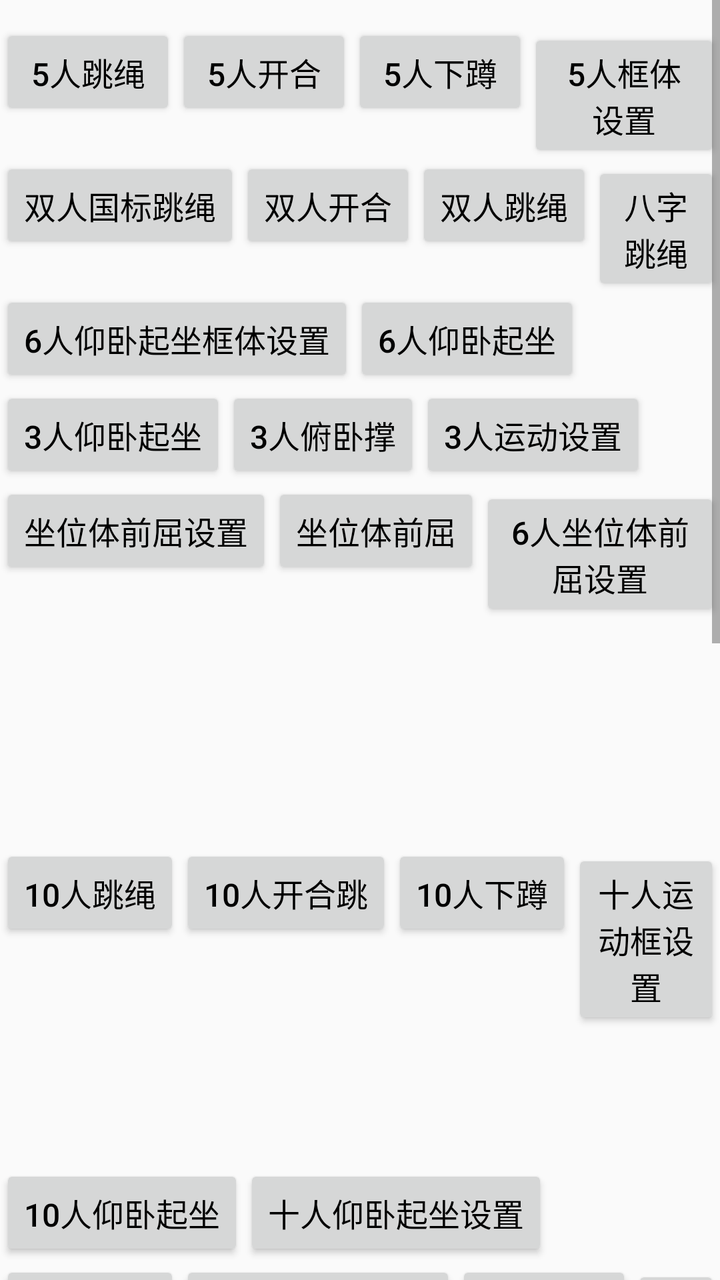
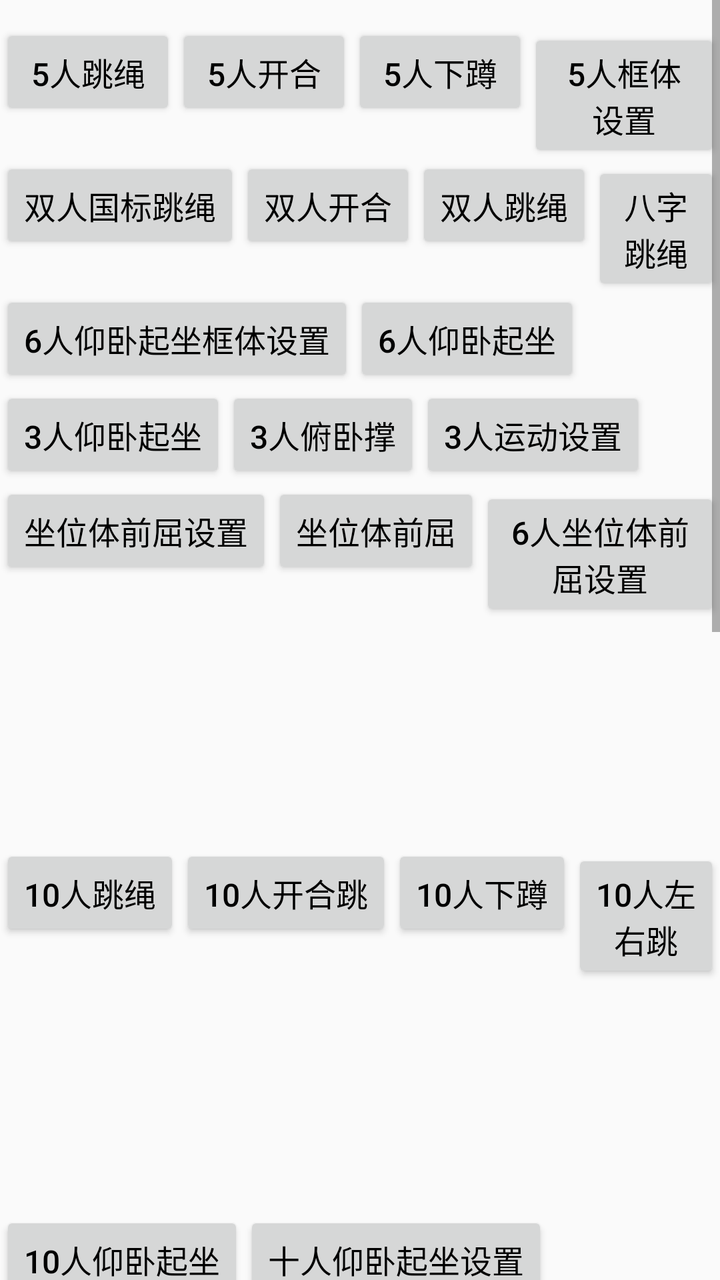

Compare the two renders of this Android layout. The source of the first and the diff that turns it into the second are given below.
<!-- AndroidManifest.xml: application theme AppTheme -->
<!-- res/layout/ac_main.xml -->
<?xml version="1.0" encoding="utf-8"?>
<androidx.constraintlayout.widget.ConstraintLayout xmlns:android="http://schemas.android.com/apk/res/android"
    xmlns:app="http://schemas.android.com/apk/res-auto"
    android:layout_width="match_parent"
    android:layout_height="match_parent">

    <ScrollView
        android:layout_width="match_parent"
        android:layout_height="match_parent"
        android:layout_centerHorizontal="true"
        android:scrollbars="vertical">

        <LinearLayout
            android:layout_width="wrap_content"
            android:layout_height="wrap_content"
            android:layout_centerInParent="true"
            android:orientation="vertical"
            android:paddingTop="12dp"
            android:paddingBottom="12dp">

            <LinearLayout
                android:layout_width="wrap_content"
                android:layout_height="wrap_content"
                android:orientation="horizontal">

                <Button
                    android:id="@+id/bnt_0"
                    android:layout_width="wrap_content"
                    android:layout_height="wrap_content"
                    android:text="5人跳绳"
                    android:textColor="@color/color_black"
                    android:textSize="16sp" />

                <Button
                    android:id="@+id/bnt_3"
                    android:layout_width="wrap_content"
                    android:layout_height="wrap_content"
                    android:text="5人开合"
                    android:textColor="@color/color_black"
                    android:textSize="16sp" />

                <Button
                    android:id="@+id/bnt_4"
                    android:layout_width="wrap_content"
                    android:layout_height="wrap_content"
                    android:text="5人下蹲"
                    android:textColor="@color/color_black"
                    android:textSize="16sp" />
                <Button
                    android:id="@+id/bnt_5_region_set"
                    android:layout_width="wrap_content"
                    android:layout_height="wrap_content"
                    android:text="5人框体设置"
                    android:textColor="@color/color_black"
                    android:textSize="16sp" />

            </LinearLayout>

            <LinearLayout
                android:layout_width="match_parent"
                android:layout_height="wrap_content"
                android:contentDescription="双人运动">

                <Button
                    android:id="@+id/btn_skip_gb"
                    android:layout_width="wrap_content"
                    android:layout_height="wrap_content"
                    android:text="双人国标跳绳"
                    android:textColor="@color/color_black"
                    android:textSize="16sp" />
                <Button
                    android:id="@+id/btn_double_open_close"
                    android:layout_width="wrap_content"
                    android:layout_height="wrap_content"
                    android:text="双人开合"
                    android:textColor="@color/color_black"
                    android:textSize="16sp" />

                <Button
                    android:id="@+id/btn_skip"
                    android:layout_width="wrap_content"
                    android:layout_height="wrap_content"
                    android:text="双人跳绳"
                    android:textColor="@color/color_black"
                    android:textSize="16sp" />

                <Button
                    android:id="@+id/btn_skip_eight"
                    android:layout_width="wrap_content"
                    android:layout_height="wrap_content"
                    android:text="八字跳绳"
                    android:textColor="@color/color_black"
                    android:textSize="16sp" />
            </LinearLayout>

            <LinearLayout
                android:layout_width="match_parent"
                android:layout_height="wrap_content"
                android:contentDescription="双人运动">
                <Button
                    android:id="@+id/btn_six_ywqz_set"
                    android:layout_width="wrap_content"
                    android:layout_height="wrap_content"
                    android:text="6人仰卧起坐框体设置"
                    android:textColor="@color/color_black"
                    android:textSize="16sp" />
                <Button
                    android:id="@+id/btn_six_ywqz"
                    android:layout_width="wrap_content"
                    android:layout_height="wrap_content"
                    android:text="6人仰卧起坐"
                    android:textColor="@color/color_black"
                    android:textSize="16sp" />
            </LinearLayout>

            <LinearLayout
                android:layout_width="wrap_content"
                android:layout_height="wrap_content">

                <Button
                    android:id="@+id/bnt_8"
                    android:layout_width="wrap_content"
                    android:layout_height="wrap_content"
                    android:text="3人仰卧起坐"
                    android:textColor="@color/color_black"
                    android:textSize="16sp" />

                <Button
                    android:id="@+id/bnt_9"
                    android:layout_width="wrap_content"
                    android:layout_height="wrap_content"
                    android:text="3人俯卧撑"
                    android:textColor="@color/color_black"
                    android:textSize="16sp" />

                <Button
                    android:id="@+id/btn_three_set"
                    android:layout_width="wrap_content"
                    android:layout_height="wrap_content"
                    android:text="3人运动设置"
                    android:textColor="@color/color_black"
                    android:textSize="16sp" />

            </LinearLayout>

            <LinearLayout
                android:layout_width="wrap_content"
                android:layout_height="wrap_content"
                android:orientation="horizontal">


                <Button
                    android:id="@+id/bnt_10"
                    android:layout_width="wrap_content"
                    android:layout_height="wrap_content"
                    android:text="坐位体前屈设置"
                    android:textColor="@color/color_black"
                    android:textSize="16sp" />

                <Button
                    android:id="@+id/bnt_zw"
                    android:layout_width="wrap_content"
                    android:layout_height="wrap_content"
                    android:text="坐位体前屈"
                    android:textColor="@color/color_black"
                    android:textSize="16sp" />

                <Button
                    android:id="@+id/btn_forward_6_set"
                    android:layout_width="wrap_content"
                    android:layout_height="wrap_content"
                    android:text="6人坐位体前屈设置"
                    android:textColor="@color/color_black"
                    android:textSize="16sp" />

                <Button
                    android:id="@+id/btn_forward_6"
                    android:layout_width="wrap_content"
                    android:layout_height="wrap_content"
                    android:text="6人坐位体前屈"
                    android:textColor="@color/color_black"
                    android:textSize="16sp" />

            </LinearLayout>

            <LinearLayout
                android:layout_width="wrap_content"
                android:layout_height="wrap_content"
                android:orientation="horizontal">

                <Button
                    android:id="@+id/bnt_11"
                    android:layout_width="wrap_content"
                    android:layout_height="wrap_content"
                    android:text="10人跳绳"
                    android:textColor="@color/color_black"
                    android:textSize="16sp" />

                <Button
                    android:id="@+id/btn_ten_open_close"
                    android:layout_width="wrap_content"
                    android:layout_height="wrap_content"
                    android:text="10人开合跳"
                    android:textColor="@color/color_black"
                    android:textSize="16sp" />

                <Button
                    android:id="@+id/btn_ten_squat"
                    android:layout_width="wrap_content"
                    android:layout_height="wrap_content"
                    android:text="10人下蹲"
                    android:textColor="@color/color_black"
                    android:textSize="16sp" />

                <Button
                    android:id="@+id/btn_10_region_set"
                    android:layout_width="wrap_content"
                    android:layout_height="wrap_content"
                    android:text="十人运动框设置"
                    android:textColor="@color/color_black"
                    android:textSize="16sp" />

                <Button
                    android:id="@+id/btn_ipc_set"
                    android:layout_width="wrap_content"
                    android:layout_height="wrap_content"
                    android:text="IPC设置"
                    android:textColor="@color/color_black"
                    android:textSize="16sp" />

                <Button
                    android:id="@+id/btn_ten_face"
                    android:layout_width="wrap_content"
                    android:layout_height="wrap_content"
                    android:text="十人人脸识别"
                    android:textColor="@color/color_black"
                    android:textSize="16sp" />
            </LinearLayout>

            <LinearLayout
                android:layout_width="wrap_content"
                android:layout_height="wrap_content"
                android:orientation="horizontal">

                <Button
                    android:id="@+id/btn_ten_sit_up"
                    android:layout_width="wrap_content"
                    android:layout_height="wrap_content"
                    android:text="10人仰卧起坐"
                    android:textColor="@color/color_black"
                    android:textSize="16sp" />

                <Button
                    android:id="@+id/btn_ten_sit_up_region_setup"
                    android:layout_width="wrap_content"
                    android:layout_height="wrap_content"
                    android:text="十人仰卧起坐设置"
                    android:textColor="@color/color_black"
                    android:textSize="16sp" />
            </LinearLayout>

            <LinearLayout
                android:layout_width="wrap_content"
                android:layout_height="wrap_content"
                android:orientation="horizontal">
                <Button
                    android:id="@+id/btn_thirty_skip"
                    android:layout_width="wrap_content"
                    android:layout_height="wrap_content"
                    android:text="30人跳绳"
                    android:textColor="@color/color_black"
                    android:textSize="16sp" />

                <Button
                    android:id="@+id/btn_et_ten_skip"
                    android:layout_width="wrap_content"
                    android:layout_height="wrap_content"
                    android:text="30人跳绳客户端"
                    android:textColor="@color/color_black"
                    android:textSize="16sp" />

                <Button
                    android:id="@+id/btn_left_screen_ip"
                    android:layout_width="wrap_content"
                    android:layout_height="wrap_content"
                    android:text="左副屏IP"
                    android:textColor="@color/color_black"
                    android:textSize="16sp" />

                <Button
                    android:id="@+id/btn_right_screen_ip"
                    android:layout_width="wrap_content"
                    android:layout_height="wrap_content"
                    android:text="右副屏IP"
                    android:textColor="@color/color_black"
                    android:textSize="16sp" />

                <Button
                    android:id="@+id/btn_thirty_sport_set"
                    android:layout_width="wrap_content"
                    android:layout_height="wrap_content"
                    android:text="三屏运动框设置"
                    android:textColor="@color/color_black"
                    android:textSize="16sp" />
            </LinearLayout>

            <LinearLayout
                android:layout_width="wrap_content"
                android:layout_height="wrap_content">

                <Button
                    android:id="@+id/btn_face_test"
                    android:layout_width="wrap_content"
                    android:layout_height="wrap_content"
                    android:text="人脸识别测试"
                    android:textColor="@color/color_black"
                    android:textSize="16sp" />

                <Button
                    android:id="@+id/btn_face_test2"
                    android:layout_width="wrap_content"
                    android:layout_height="wrap_content"
                    android:text="人脸识别测试无骨骼"
                    android:textColor="@color/color_black"
                    android:textSize="16sp" />

                <Button
                    android:id="@+id/btn_double_face"
                    android:layout_width="wrap_content"
                    android:layout_height="wrap_content"
                    android:text="双人人脸识别测试"
                    android:textColor="@color/color_black"
                    android:textSize="16sp" />

                <Button
                    android:id="@+id/btn_pic_identify"
                    android:layout_width="wrap_content"
                    android:layout_height="wrap_content"
                    android:text="图片人脸识别"
                    android:textColor="@color/color_black"
                    android:textSize="16sp" />
                <Button
                    android:id="@+id/btn_processor_identify"
                    android:layout_width="wrap_content"
                    android:layout_height="wrap_content"
                    android:text="人脸识别processor"
                    android:textColor="@color/color_black"
                    android:textSize="16sp" />

            </LinearLayout>

            <LinearLayout
                android:layout_width="wrap_content"
                android:layout_height="wrap_content">

                <Button
                    android:id="@+id/btn_nfc_test"
                    android:layout_width="wrap_content"
                    android:layout_height="wrap_content"
                    android:text="NFC读卡测试"
                    android:textColor="@color/color_black"
                    android:textSize="16sp" />
            </LinearLayout>

            <LinearLayout
                android:layout_width="wrap_content"
                android:layout_height="wrap_content">

                <Button
                    android:id="@+id/btn_body_test"
                    android:layout_width="wrap_content"
                    android:layout_height="wrap_content"
                    android:text="框体测试"
                    android:textColor="@color/color_black"
                    android:textSize="16sp" />
                <Button
                    android:id="@+id/btn_frame_animation_test"
                    android:layout_width="wrap_content"
                    android:layout_height="wrap_content"
                    android:text="多序列帧动画"
                    android:textColor="@color/color_black"
                    android:textSize="16sp" />
                <Button
                    android:id="@+id/btn_gesture"
                    android:layout_width="wrap_content"
                    android:layout_height="wrap_content"
                    android:text="手势识别"
                    android:textColor="@color/color_black"
                    android:textSize="16sp" />
            </LinearLayout>

            
            <LinearLayout
                android:layout_width="wrap_content"
                android:layout_height="wrap_content">

                <Button
                    android:id="@+id/btn_bmi_setting"
                    android:layout_width="wrap_content"
                    android:layout_height="wrap_content"
                    android:text="BMI设置"
                    android:textColor="@color/color_black"
                    android:textSize="16sp" />

                <Button
                    android:id="@+id/btn_bmi_sport"
                    android:layout_width="wrap_content"
                    android:layout_height="wrap_content"
                    android:text="BMI运动"
                    android:textColor="@color/color_black"
                    android:textSize="16sp" />

                <Button
                    android:id="@+id/btn_lung_setting"
                    android:layout_width="wrap_content"
                    android:layout_height="wrap_content"
                    android:text="肺活量设置"
                    android:textColor="@color/color_black"
                    android:textSize="16sp" />

                <Button
                    android:id="@+id/btn_lung_sport"
                    android:layout_width="wrap_content"
                    android:layout_height="wrap_content"
                    android:text="肺活量运动"
                    android:textColor="@color/color_black"
                    android:textSize="16sp" />
            </LinearLayout>

        </LinearLayout>

    </ScrollView>

    <TextView
        android:id="@+id/tv_org_id"
        android:layout_width="wrap_content"
        android:layout_height="wrap_content"
        android:layout_marginEnd="@dimen/dp_60"
        android:layout_marginBottom="@dimen/dp_60"
        app:layout_constraintBottom_toBottomOf="parent"
        app:layout_constraintEnd_toEndOf="parent" />
</androidx.constraintlayout.widget.ConstraintLayout>
<!-- resources referenced by this layout -->
<resources>
  <color name="color_black">#000000</color>
  <dimen name="dp_60">60dp</dimen>
  <style name="AppTheme" parent="Theme.AppCompat.DayNight.NoActionBar">
          <item name="colorPrimary">#00FFFF</item>
          <item name="colorPrimaryDark">#FFFFFF</item>
          <item name="colorAccent">#FFFF00</item>
          <item name="android:windowActionBar">false</item>
          <item name="android:windowNoTitle">true</item>
          <item name="android:windowContentTransitions">true</item>
          <item name="android:statusBarColor">@android:color/transparent</item>
          <item name="android:windowFullscreen">true</item>
          <item name="android:windowTranslucentNavigation">true</item>
          <item name="android:windowTranslucentStatus">true</item>
          <item name="android:windowDisablePreview">true</item>
      </style>
</resources>

<!-- the commit's change to res/layout/ac_main.xml (unified diff, before → after) -->
@@ -209,6 +209,22 @@
                     android:layout_width="wrap_content"
                     android:layout_height="wrap_content"
                     android:text="10人下蹲"
+                    android:textColor="@color/color_black"
+                    android:textSize="16sp" />
+
+                <Button
+                    android:id="@+id/btn_ten_side_to_side"
+                    android:layout_width="wrap_content"
+                    android:layout_height="wrap_content"
+                    android:text="10人左右跳"
+                    android:textColor="@color/color_black"
+                    android:textSize="16sp" />
+
+                <Button
+                    android:id="@+id/btn_ten_high_knees"
+                    android:layout_width="wrap_content"
+                    android:layout_height="wrap_content"
+                    android:text="10人高抬腿"
                     android:textColor="@color/color_black"
                     android:textSize="16sp" />
 
